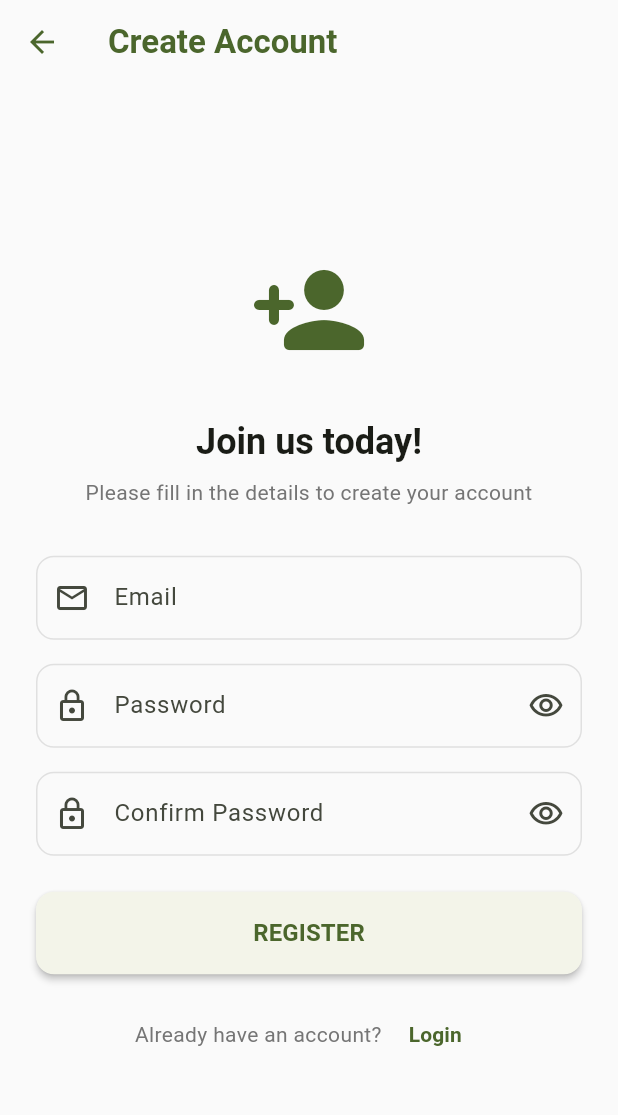
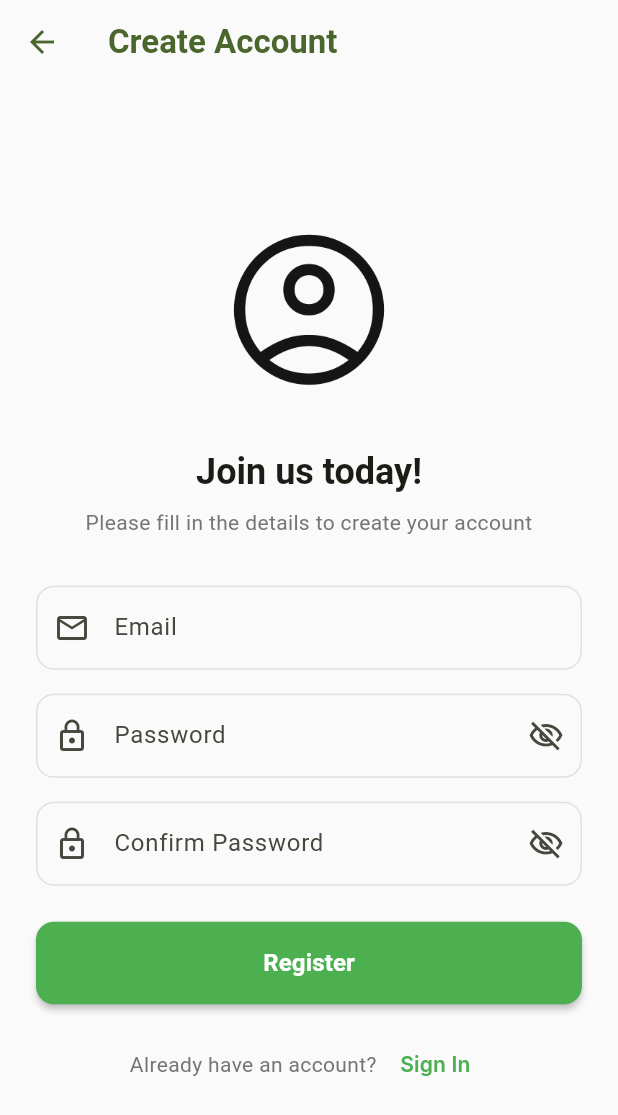
Before and after one commit to Vainyala17/LocalServiceFinder, a Flutter app: the screen it shows after launch, after a tap on "Sign Up", on a phone screen of 412 x 824 dp. Shown: the top 1115 px of the screen. Run offline on Flutter 3.47's test engine with Material 3 defaults, Android fonts, the light colour scheme and no system bars; our stand-ins replace firebase_auth, firebase_core, google_fonts; accounts and stored records are empty; network calls fail.

Commit message:
UI changes

```diff
--- a/lib/Authentication/login_screen.dart
+++ b/lib/Authentication/login_screen.dart
@@ -69,7 +69,7 @@ class _LoginScreenState extends State<LoginScreen> {
                     fit: BoxFit.contain,
                   ),
                 ),
-                const SizedBox(height: 20),
+                const SizedBox(height: 50),
                 // Welcome text
                 Text(
                   "Welcome back",
@@ -90,25 +90,47 @@ class _LoginScreenState extends State<LoginScreen> {
                 ),
                 const SizedBox(height: 40),
                 // Email field
-                _buildInputField(
+                TextFormField(
                   controller: emailController,
-                  label: "Email",
+                  keyboardType: TextInputType.emailAddress,
+                  textInputAction: TextInputAction.next,
+                  decoration: InputDecoration(
+                    labelText: "Email",
                     hintText: "Enter your email",
-                  keyboardType: TextInputType.emailAddress,
-                  icon: Icons.email_outlined,
+                    prefixIcon: const Icon(Icons.email_outlined),
+                    border: OutlineInputBorder(
+                      borderRadius: BorderRadius.circular(12),
                     ),
-                const SizedBox(height: 20),
+                    enabledBorder: OutlineInputBorder(
+                      borderRadius: BorderRadius.circular(12),
+                      borderSide: BorderSide(color: Colors.grey[300]!),
+                    ),
+                  ),
+                  validator: (value) {
+                    if (value == null || value.isEmpty) {
+                      return 'Please enter your email';
+                    }
+                    // Basic email validation
+                    if (!RegExp(r'^[\w-\.]+@([\w-]+\.)+[\w-]{2,4}$').hasMatch(value)) {
+                      return 'Please enter a valid email';
+                    }
+                    return null;
+                  },
+                ),
+                const SizedBox(height: 16),
+
                 // Password field
-                _buildInputField(
+                TextFormField(
                   controller: passwordController,
-                  label: "Password",
+                  obscureText: _obscurePassword,
+                  textInputAction: TextInputAction.next,
+                  decoration: InputDecoration(
+                    labelText: "Password",
                     hintText: "Enter your password",
-                  obscureText: _obscurePassword,
-                  icon: Icons.lock_outline,
+                    prefixIcon: const Icon(Icons.lock_outline),
                     suffixIcon: IconButton(
                       icon: Icon(
-                      _obscurePassword ? Icons.visibility_off : Icons.visibility,
-                      color: const Color(0xFF6E6E6E),
+                        _obscurePassword ? Icons.visibility_off_outlined : Icons.visibility_outlined,
                       ),
                       onPressed: () {
                         setState(() {
@@ -116,6 +138,23 @@ class _LoginScreenState extends State<LoginScreen> {
                         });
                       },
                     ),
+                    border: OutlineInputBorder(
+                      borderRadius: BorderRadius.circular(12),
+                    ),
+                    enabledBorder: OutlineInputBorder(
+                      borderRadius: BorderRadius.circular(12),
+                      borderSide: BorderSide(color: Colors.grey[300]!),
+                    ),
+                  ),
+                  validator: (value) {
+                    if (value == null || value.isEmpty) {
+                      return 'Please enter a password';
+                    }
+                    if (value.length < 6) {
+                      return 'Password must be at least 6 characters';
+                    }
+                    return null;
+                  },
                 ),
                 const SizedBox(height: 12),
                 // Forgot password
@@ -154,7 +193,7 @@ class _LoginScreenState extends State<LoginScreen> {
                       ),
                     ),
                     child: Text(
-                      "Sign In",
+                      "Login",
                       style: GoogleFonts.inter(
                         fontSize: 16,
                         fontWeight: FontWeight.w600,
--- a/lib/Authentication/register_screen.dart
+++ b/lib/Authentication/register_screen.dart
@@ -1,6 +1,7 @@
 import 'package:firebase_auth/firebase_auth.dart';
 import 'package:flutter/material.dart';
 import 'package:flutter/services.dart';
+import 'package:google_fonts/google_fonts.dart';
 import 'auth_service.dart';
 import 'login_screen.dart';
 
@@ -119,10 +120,12 @@ class _RegisterScreenState extends State<RegisterScreen> {
                   crossAxisAlignment: CrossAxisAlignment.stretch,
                   children: [
                     // Logo or illustration
-                    Icon(
-                      Icons.person_add_rounded,
-                      size: 80,
-                      color: Theme.of(context).primaryColor,
+                    Center(
+                      child: Image.asset(
+                        'assets/Regi.png', // Add your logo to assets
+                        height: 120,
+                        fit: BoxFit.contain,
+                      ),
                     ),
                     const SizedBox(height: 32),
 
@@ -185,7 +188,7 @@ class _RegisterScreenState extends State<RegisterScreen> {
                         prefixIcon: const Icon(Icons.lock_outline),
                         suffixIcon: IconButton(
                           icon: Icon(
-                            _obscurePassword ? Icons.visibility_outlined : Icons.visibility_off_outlined,
+                            _obscurePassword ? Icons.visibility_off_outlined : Icons.visibility_outlined,
                           ),
                           onPressed: () {
                             setState(() {
@@ -223,7 +226,7 @@ class _RegisterScreenState extends State<RegisterScreen> {
                         prefixIcon: const Icon(Icons.lock_outline),
                         suffixIcon: IconButton(
                           icon: Icon(
-                            _obscureConfirmPassword ? Icons.visibility_outlined : Icons.visibility_off_outlined,
+                            _obscureConfirmPassword ? Icons.visibility_off_outlined : Icons.visibility_outlined,
                           ),
                           onPressed: () {
                             setState(() {
@@ -255,6 +258,8 @@ class _RegisterScreenState extends State<RegisterScreen> {
                     ElevatedButton(
                       onPressed: _isLoading ? null : _register,
                       style: ElevatedButton.styleFrom(
+                        backgroundColor: const Color(0xFF4CAF50),
+                        foregroundColor: Colors.white,
                         padding: const EdgeInsets.symmetric(vertical: 16),
                         shape: RoundedRectangleBorder(
                           borderRadius: BorderRadius.circular(12),
@@ -271,7 +276,7 @@ class _RegisterScreenState extends State<RegisterScreen> {
                         ),
                       )
                           : const Text(
-                        "REGISTER",
+                        "Register",
                         style: TextStyle(
                           fontSize: 16,
                           fontWeight: FontWeight.bold,
@@ -295,9 +300,13 @@ class _RegisterScreenState extends State<RegisterScreen> {
                               MaterialPageRoute(builder: (context) => const LoginScreen()),
                             );
                           },
-                          child: const Text(
-                            "Login",
-                            style: TextStyle(fontWeight: FontWeight.bold),
+                          child: Text(
+                            "Sign In",
+                            style: GoogleFonts.inter(
+                              fontSize: 14,
+                              fontWeight: FontWeight.w600,
+                              color: const Color(0xFF4CAF50),
+                            ),
                           ),
                         ),
                       ],
```
Also changed, not shown: assets/Login.png, assets/Originals/Login.png (added), assets/Originals/Regi.png (added), assets/Regi.png. Lines whose indentation alone changed are shown as unchanged.
